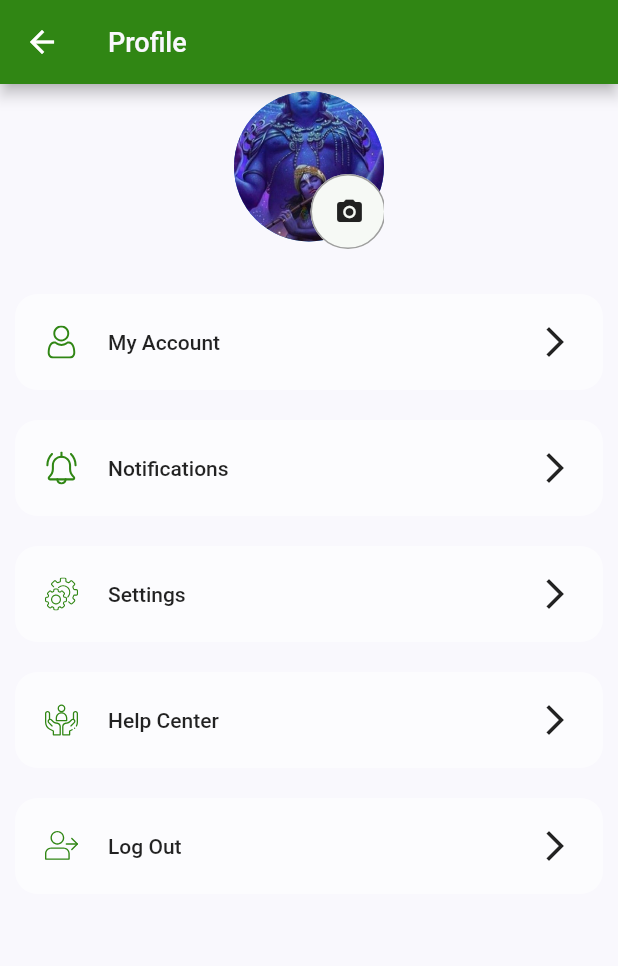
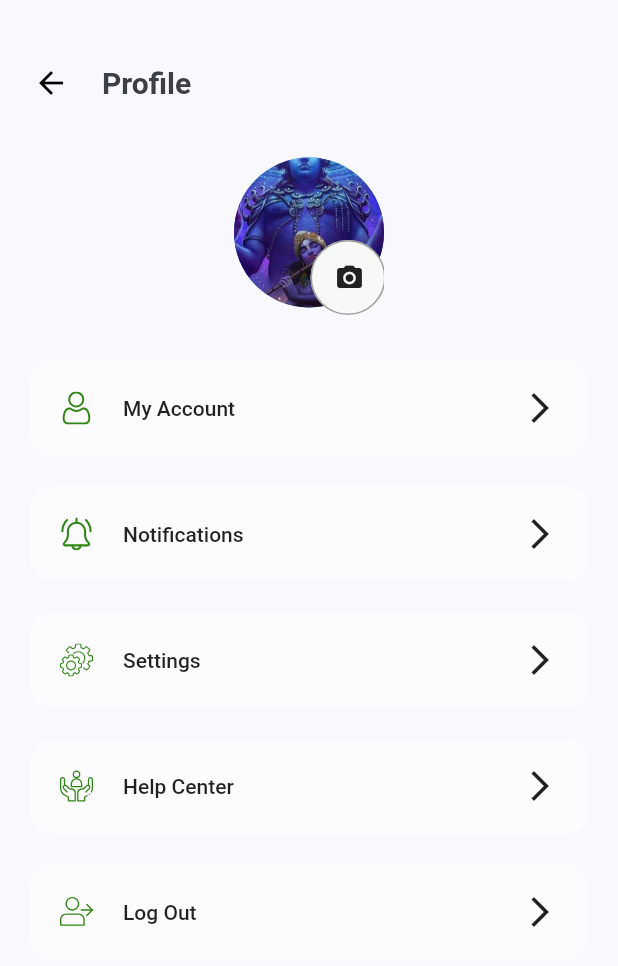
Before and after one commit to paruqute/E-commerce_flutterApp, a Flutter app: the Profile screen opened by its route, on a phone screen of 412 x 824 dp. Shown: the top 966 px of the screen. Run offline on Flutter 3.47's test engine with Material 2 defaults, Android fonts, the phone set to English and light mode, and no system bars; our stand-ins replace curved_navigation_bar, flutter_rating_bar, flutter_svg, flutter_swiper, numberpicker, simple_animations and 2 more; missing offline and left inert: imageview360, mccounting_text.

Commit message:
e commerce app developed

```diff
--- a/lib/NavBar_Components/User_profile.dart
+++ b/lib/NavBar_Components/User_profile.dart
@@ -7,14 +7,34 @@ class Profile extends StatelessWidget {
   @override
   Widget build(BuildContext context) {
     return Scaffold(
-      appBar: AppBar(
-        title: Text("Profile",style: TextStyle(
-            color:backgroundColor, fontWeight: FontWeight.w500, fontSize: 18.0),),
-      ),
+
       body: Container(
-
+          margin: EdgeInsets.all(10),
         child: Column(
           children: [
+            Padding(
+              padding: const EdgeInsets.only(top: 20),
+              child: Container(
+
+                height: 50,
+                width: double.infinity,
+                child: Row(
+                  children: [
+                    IconButton(icon:Icon(Icons.arrow_back,color: Colors.black,),
+                        onPressed:(){
+                          Navigator.pop(context);
+                        }),
+                    SizedBox(width: 10,),
+                    Text("Profile",style: TextStyle(
+                      fontSize: 20,
+                      fontWeight: FontWeight.bold
+                    ),)
+                  ],
+
+                ),
+              ),
+            ),
+            SizedBox(height: 20,),
             Center(
               child: SizedBox(
                 height: 110,
```
